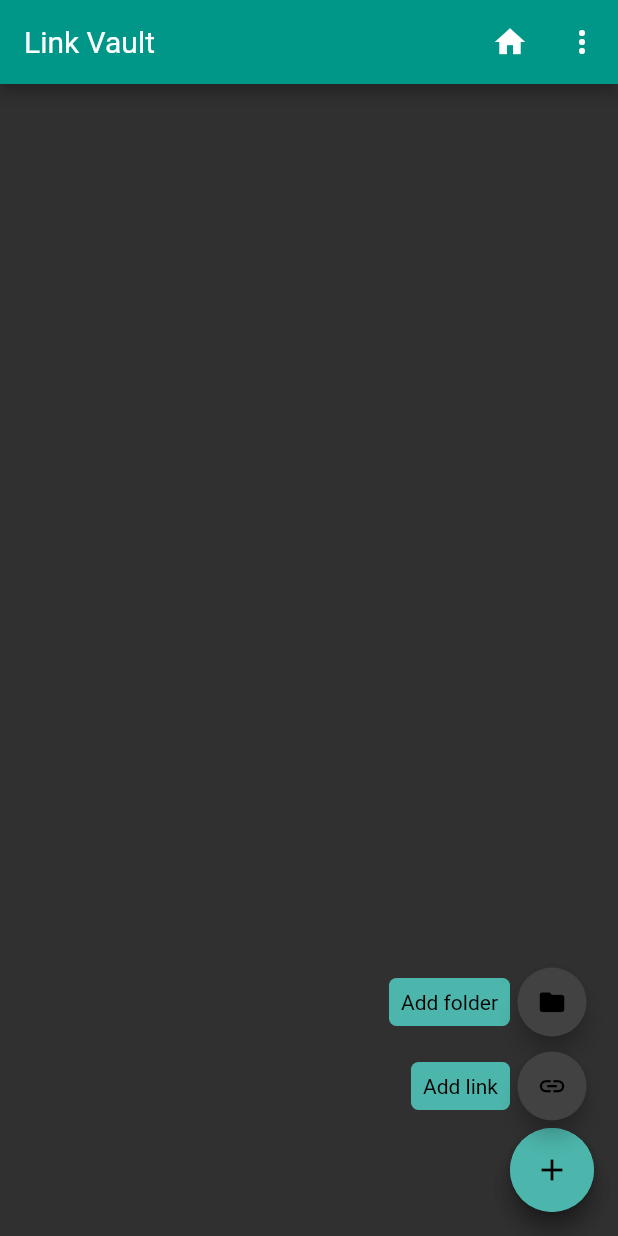
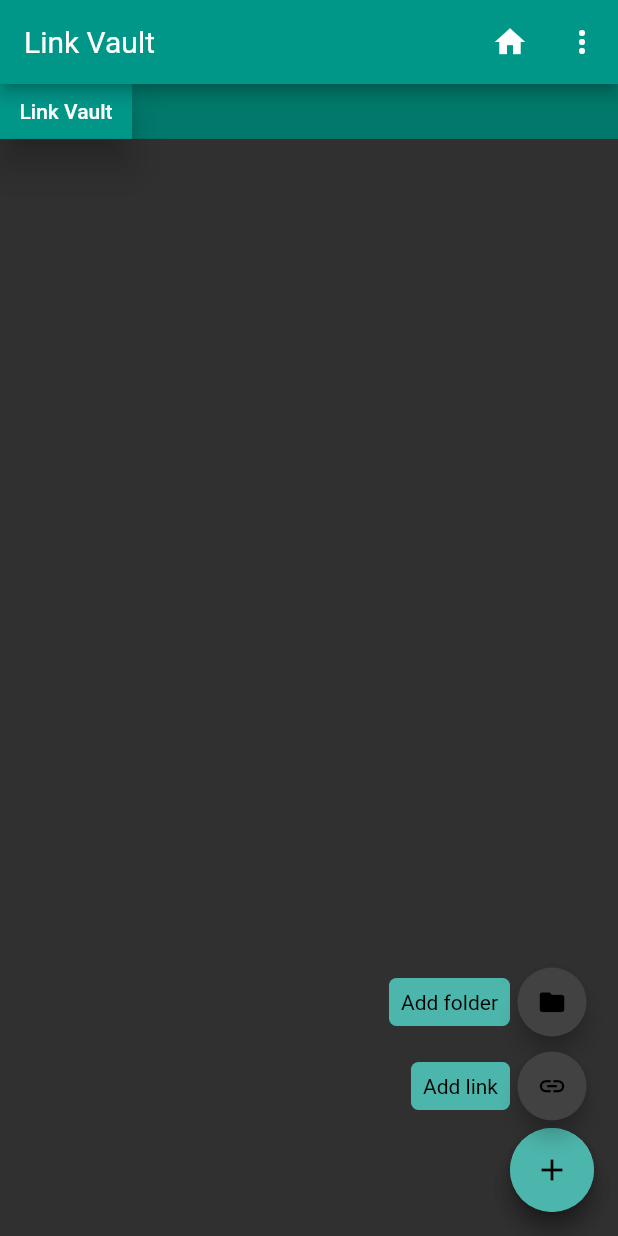
Before and after one commit to EmEsA/LinkVault, a Flutter app: the screen it shows after launch, after a tap on the "add" icon, on a phone screen of 412 x 824 dp. Run offline on Flutter 3.47's test engine with Material 2 defaults, Android fonts, the light colour scheme and no system bars; drawn by our look-alikes of flutter_speed_dial; our stand-ins replace file_picker, flutter_slidable, hive, hive_flutter, permission_handler, share; missing offline and left inert: ext_storage; accounts and stored records are empty; generated files the repository leaves out were written again.

Commit message:
implemented clickable path bar

```diff
--- a/lib/EditForm.dart
+++ b/lib/EditForm.dart
@@ -37,6 +37,7 @@ class ItemEditFormState extends State<ItemEditForm> {
         TextFormField(
           autofocus: true,
           initialValue: widget.item != null ? widget.item.name : null,
+          textCapitalization: TextCapitalization.sentences,
           validator: nameValidator,
           onSaved: (name) => _item.name = name,
         ),
@@ -58,6 +59,7 @@ class ItemEditFormState extends State<ItemEditForm> {
         TextFormField(
           autofocus: true,
           initialValue: widget.item != null ? widget.item.name : null,
+          textCapitalization: TextCapitalization.sentences,
           validator: nameValidator,
           onSaved: (name) => _item.name = name,
         ),
--- a/lib/LinkPage.dart
+++ b/lib/LinkPage.dart
@@ -21,9 +21,10 @@ import 'main.dart';
 enum MenuOption { export, import }
 
 class LinkPage extends StatefulWidget {
-  LinkPage({Key key, this.box, this.folder}) : super(key: key);
+  LinkPage({Key key, this.box, this.folder, this.path}) : super(key: key);
   final Box box;
   final Item folder;
+  final List<String> path;
   @override
   _LinkPageState createState() => _LinkPageState();
 }
@@ -46,9 +47,19 @@ class _LinkPageState extends State<LinkPage> {
     widget.folder.save();
   }
 
+  ScrollController _scroll = ScrollController();
+
+  void initState() {
+    super.initState();
+    WidgetsBinding.instance.addPostFrameCallback((_) {
+      _scroll.animateTo(_scroll.position.maxScrollExtent,
+          duration: Duration(milliseconds: 1000), curve: Curves.bounceOut);
+    });
+  }
+
   @override
   Widget build(BuildContext context) {
-    return _buildPage(context);
+    return _buildPage(context, _scroll);
   }
 
   void _pushEditScreen(
@@ -60,17 +71,58 @@ class _LinkPageState extends State<LinkPage> {
 
   void _pushFolderEnteredScreen(BuildContext context, Item folder) {
     Navigator.of(context).push(MaterialPageRoute(builder: (context) {
-      return LinkPage(box: widget.box, folder: folder);
+      var path = List<String>.from(widget.path);
+      path.add(folder.name);
+      return LinkPage(
+        box: widget.box,
+        folder: folder,
+        path: path,
+      );
     })).then((_) {
       setState(() => {});
     });
   }
 
-  Widget _buildPage(BuildContext context) {
+  Widget _buildPage(
+      BuildContext context, ScrollController pathScrollControler) {
     var body = ValueListenableBuilder(
       valueListenable: widget.box.listenable(keys: [widget.folder.key]),
       builder: (context, box, wdg) {
-        return _buildList(context, widget.folder);
+        return Column(
+          children: <Widget>[
+            Expanded(
+              child: Container(
+                color: Colors.teal[700],
+                child: ListView.builder(
+                  controller: pathScrollControler,
+                  scrollDirection: Axis.horizontal,
+                  itemCount: widget.path.length,
+                  itemBuilder: (BuildContext context, int index) {
+                    return ButtonTheme(
+                      padding: EdgeInsets.all(5),
+                      child: RaisedButton(
+                        shape: BeveledRectangleBorder(),
+                        elevation: 10,
+                        child: Text(widget.path[index]),
+                        color: Colors.teal,
+                        onPressed: () {
+                          for (var i = 1; i < widget.path.length - index; i++)
+                            Navigator.of(context).pop();
+                        },
+                      ),
+                    );
+                  },
+                ),
+              ),
+              flex: 1,
+            ),
+            Expanded(
+              child: _buildList(context, widget.folder),
+              flex: 20,
+            ),
+          ],
+          crossAxisAlignment: CrossAxisAlignment.stretch,
+        );
       },
     );
 
@@ -113,7 +165,7 @@ class _LinkPageState extends State<LinkPage> {
         IconButton(
           icon: Icon(Icons.content_paste),
           onPressed: () =>
-              setState(() => _moveItems(context, itemMoveData, widget.folder)),
+              setState(() => moveItems(context, itemMoveData, widget.folder)),
         ),
         IconButton(
           icon: Icon(Icons.cancel),
@@ -144,7 +196,7 @@ class _LinkPageState extends State<LinkPage> {
             return 1;
           }
         }
-        return c1.name.compareTo(c2.name);
+        return compareNames(c1.name, c2.name);
       });
     }
     return children == null || children.length == 0
@@ -240,7 +292,7 @@ class _LinkPageState extends State<LinkPage> {
                     ? Colors.grey[600]
                     : Colors.white),
           ),
-          onTap: () => _launchURL(context, item.url),
+          onTap: () => launchURL(context, item.url),
           onLongPress: () {
             setState(() {
               if (itemMoveData.itemsToMove.containsKey(item.key)) {
@@ -334,7 +386,7 @@ class _LinkPageState extends State<LinkPage> {
   void _handleMenu(BuildContext context, MenuOption option) async {
     if (await Permission.storage.request().isGranted) {
       if (option == MenuOption.export) {
-        var filePath = await _exportFolder(context, widget.box, widget.folder);
+        var filePath = await exportFolder(context, widget.box, widget.folder);
         if (filePath != null) {
           Scaffold.of(context).showSnackBar(SnackBar(
             content:
@@ -342,7 +394,7 @@ class _LinkPageState extends State<LinkPage> {
           ));
         }
       } else {
-        var filePath = await _importFolder(context, widget.box, widget.folder);
+        var filePath = await importFolder(context, widget.box, widget.folder);
         if (filePath != null) {
           widget.folder.save();
           Scaffold.of(context).showSnackBar(SnackBar(
@@ -354,7 +406,7 @@ class _LinkPageState extends State<LinkPage> {
   }
 }
 
-_launchURL(BuildContext context, String url) async {
+launchURL(BuildContext context, String url) async {
   if (await canLaunch(url)) {
     await launch(url);
   } else {
@@ -365,7 +417,7 @@ _launchURL(BuildContext context, String url) async {
   }
 }
 
-Future<String> _exportFolder(BuildContext context, Box box, Item folder) async {
+Future<String> exportFolder(BuildContext context, Box box, Item folder) async {
   var _isProcessing = false;
   var storagePath = await ExtStorage.getExternalStorageDirectory();
   var _controller =
@@ -426,7 +478,7 @@ Future<String> _exportFolder(BuildContext context, Box box, Item folder) async {
   );
 }
 
-Future<String> _importFolder(BuildContext context, Box box, Item folder) async {
+Future<String> importFolder(BuildContext context, Box box, Item folder) async {
   File file = await FilePicker.getFile(
       type: FileType.custom, allowedExtensions: ['json']);
   if (file == null) {
@@ -461,7 +513,7 @@ Future<String> _importFolder(BuildContext context, Box box, Item folder) async {
                   setState(() => _isProcessing = true);
                   var jsonString = file.readAsStringSync();
                   (json.decode(jsonString) as List)
-                      .forEach((item) => _importItem(box, item, folder));
+                      .forEach((item) => importItem(box, item, folder));
                   Navigator.of(context).pop(_controller.text);
                 },
               )
@@ -482,19 +534,19 @@ Future<String> _importFolder(BuildContext context, Box box, Item folder) async {
   );
 }
 
-_importItem(Box box, Map<String, dynamic> json, Item folder) {
-  var item = Item(_itemTypefromString(json['type']), json['name'], json['url'],
+importItem(Box box, Map<String, dynamic> json, Item folder) {
+  var item = Item(itemTypefromString(json['type']), json['name'], json['url'],
       HiveList(box));
   box.put(uuid.v4(), item);
   folder.children.add(item);
   var children = json['children'];
   if (children != null)
     (json['children'] as List).forEach((child) {
-      _importItem(box, child, item);
+      importItem(box, child, item);
     });
 }
 
-_itemTypefromString(String type) {
+itemTypefromString(String type) {
   for (ItemType itemType in ItemType.values) {
     if (itemType.toString() == type) {
       return itemType;
@@ -503,7 +555,7 @@ _itemTypefromString(String type) {
   return null;
 }
 
-void _moveItems(BuildContext context, ItemMoveData itemMoveData, Item folder) {
+void moveItems(BuildContext context, ItemMoveData itemMoveData, Item folder) {
   itemMoveData.itemsToMove.forEach((_, itemToMove) {
     folder.children.add(itemToMove.item);
     itemToMove.parentFolder.children.remove(itemToMove.item);
@@ -512,3 +564,18 @@ void _moveItems(BuildContext context, ItemMoveData itemMoveData, Item folder) {
   });
   itemMoveData.clear();
 }
+
+int compareNames(String name1, String name2) {
+  var numName1 = double.tryParse(name1);
+  var numName2 = double.tryParse(name2);
+  if (numName1 != null) {
+    if (numName2 != null) {
+      return numName1 < numName2 ? -1 : 1;
+    }
+    return -1;
+  }
+  if (numName2 != null) {
+    return 1;
+  }
+  return name1.toLowerCase().compareTo(name2.toLowerCase());
+}
--- a/lib/main.dart
+++ b/lib/main.dart
@@ -67,7 +67,10 @@ class _MyAppState extends State<MyApp> {
                     Item.folder(rootFolderName, HiveList<Item>(linkBox)));
               }
               return LinkPage(
-                  box: linkBox, folder: linkBox.get(rootFolderName));
+                box: linkBox,
+                folder: linkBox.get(rootFolderName),
+                path: <String>['Link Vault'],
+              );
             }
             return Scaffold();
           },
```
